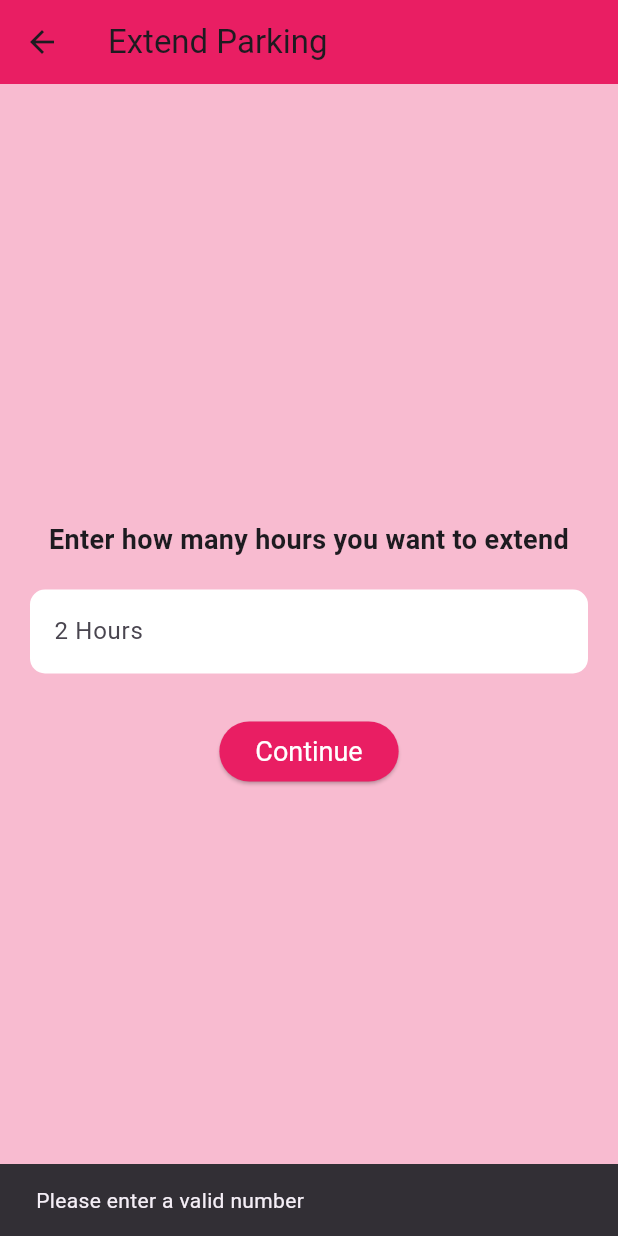
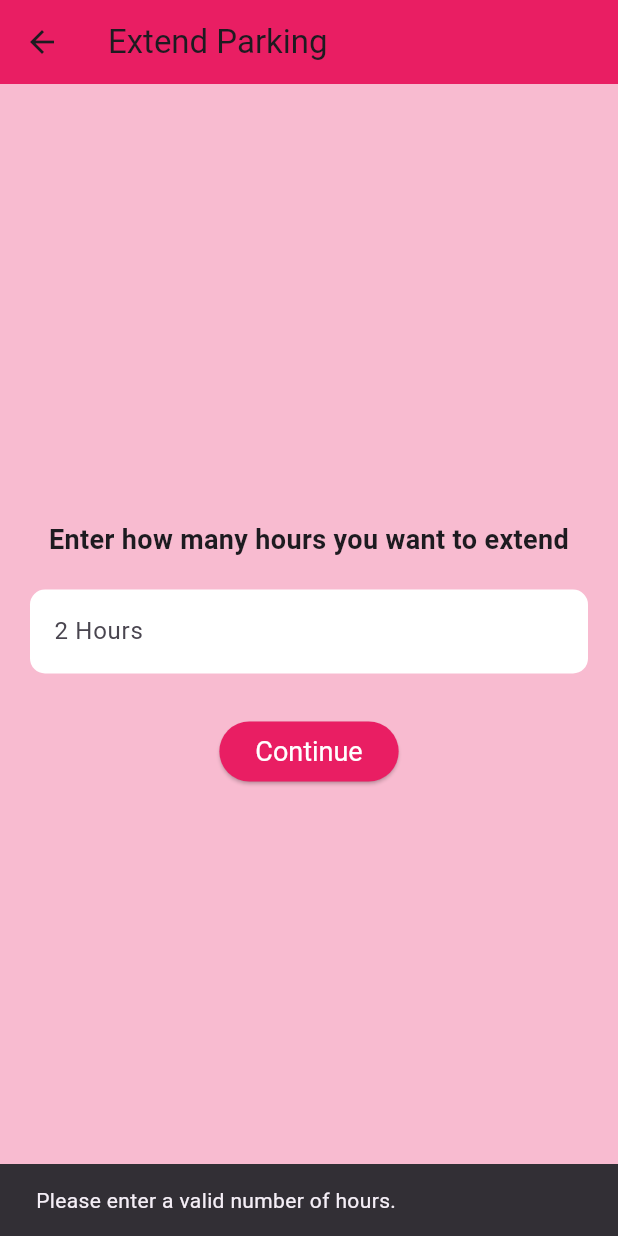
Before and after one commit to Buchu97/Parking-Spot-Booking-Service-Flutter-Application-, a Flutter app: the Extension screen opened directly with empty values, after a tap on "Continue", on a phone screen of 412 x 824 dp. Run offline on Flutter 3.47's test engine with Material 3 defaults, Android fonts, the phone set to English and light mode, and no system bars; our stand-ins replace sqflite; accounts and stored records are empty.

Commit message:
making parkingPass stateful and using a snackbar to confirm time extension and take the user back to their updated Parking Pass page

```diff
--- a/mvp_mq/lib/extension.dart
+++ b/mvp_mq/lib/extension.dart
@@ -1,6 +1,5 @@
 import 'package:flutter/material.dart';
 import 'package:mvp_mq/Data/sqflite_database.dart';
-import 'package:mvp_mq/confirmation.dart';
 
 import 'package:mvp_mq/service_button.dart';
 
@@ -19,6 +18,7 @@ class _ExtensionState extends State<Extension> {
 
 
   @override
+
   void dispose() {
     _hoursController.dispose();
     super.dispose();
@@ -95,18 +95,49 @@ class _ExtensionState extends State<Extension> {
 
 
                     print("Updated Duration: ${updatedPass?['duration']}");
+                    if (updatedPass != null) {
+        // Show a snackbar to inform the user that their time has been extended
+        ScaffoldMessenger.of(context).showSnackBar(
+         const SnackBar(
+            content: Text('Your time has been extended.'),
+            duration: Duration(seconds: 2),
+          ),
+        );
+
+        // Navigate back to the parking pass page after a short delay
+        Future.delayed(const Duration(seconds: 2), () {
+          Navigator.of(context).pop();
+        });
+      } else {
+        // Handle the case where no updated pass is found
+        ScaffoldMessenger.of(context).showSnackBar(
+          const SnackBar(
+            content: Text('Failed to retrieve updated parking pass.'),
+            duration: Duration(seconds: 2),
+          ),
+        );
+      }
+    } else {
+      // Handle invalid input for hours
+      ScaffoldMessenger.of(context).showSnackBar(
+        const SnackBar(
+          content: Text('Please enter a valid number of hours.'),
+          duration: Duration(seconds: 2),
+        ),
+      );
+    }
 
                  // ignore: use_build_context_synchronously
-                 Navigator.of(context).push(MaterialPageRoute(
-                    builder: (context) => Confirmation(id: widget.id),
-                  ));
+                //  Navigator.of(context).push(MaterialPageRoute(
+                //     builder: (context) => Confirmation(id: widget.id),
+                //   ));
 
-                } else {
-                  ScaffoldMessenger.of(context).showSnackBar(
-                    const SnackBar(content: Text('Please enter a valid number'))
-                  );
+                // } else {
+                //   ScaffoldMessenger.of(context).showSnackBar(
+                //     const SnackBar(content: Text('Please enter a valid number'))
+                //   );
                 }
-              },)
+              )
           ],
         ),
       ),
```
Also changed, not shown: mvp_mq/lib/parking_pass.dart (+34 -7 lines).
